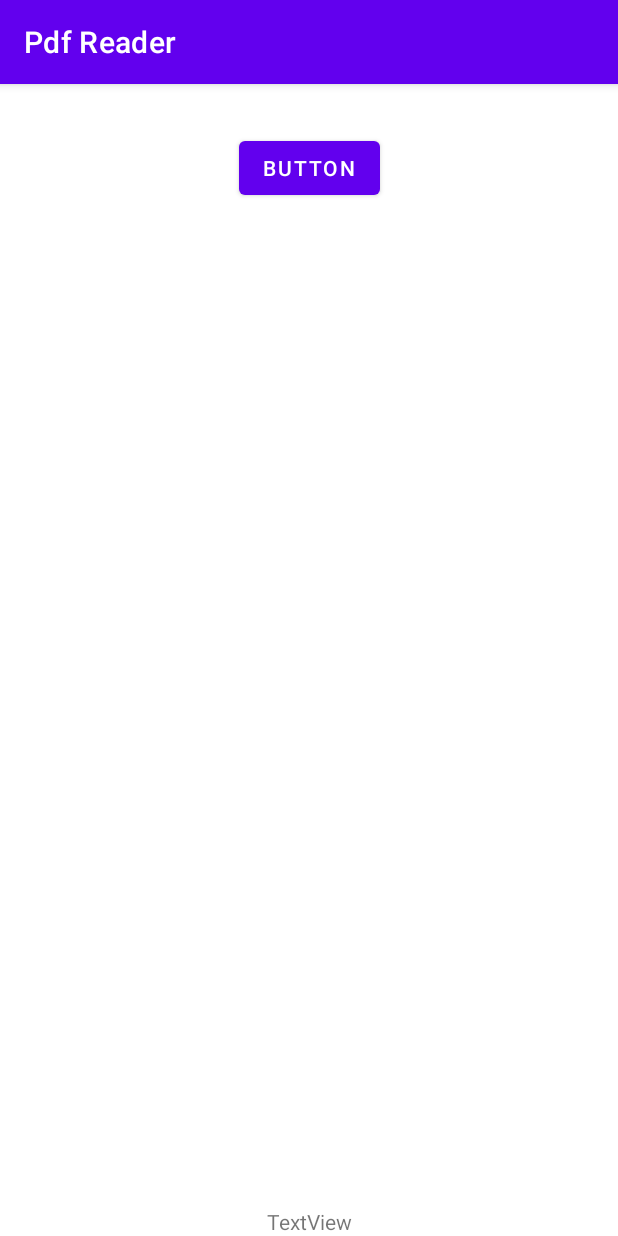
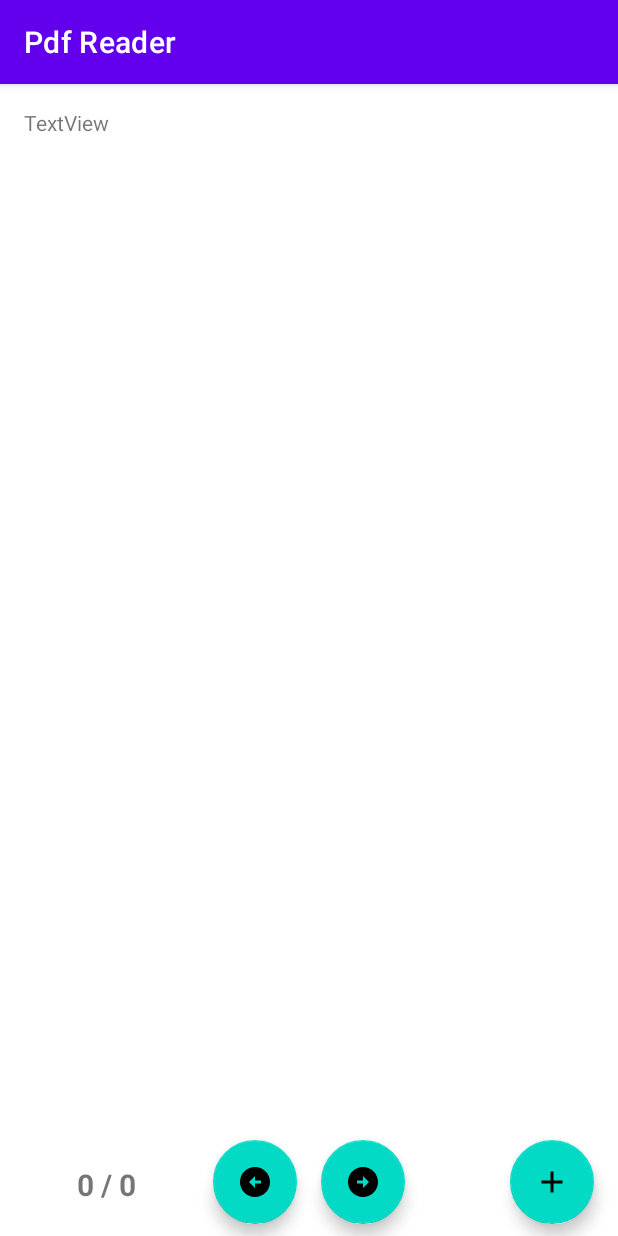
Before and after one commit to ihrishix/Pdf-Reader, an Android app: the screen it shows after launch (MainActivity), on a phone screen of 412 x 824 dp. Run offline under Robolectric (Android 15) with nearby library versions, the phone set to English and light mode, and no system bars; libraries missing offline, so code that uses them is left out: com.itextpdf.text; 3 statements that could not run were skipped.

Commit message:
UI Changes done.

```diff
--- a/app/build.gradle
+++ b/app/build.gradle
@@ -53,4 +53,6 @@ dependencies {
     implementation 'com.github.barteksc:android-pdf-viewer:2.8.2'
 
     implementation 'com.tom-roush:pdfbox-android:2.0.12.0'
+
+    implementation 'me.angrybyte.picker:picker:1.3.1'
 }
--- a/app/src/main/AndroidManifest.xml
+++ b/app/src/main/AndroidManifest.xml
@@ -21,4 +21,10 @@
         </activity>
     </application>
 
+    <queries>
+        <intent>
+            <action android:name="android.intent.action.TTS_SERVICE" />
+        </intent>
+    </queries>
+
 </manifest>
--- /dev/null
+++ b/app/src/main/res/drawable/ic_baseline_add_24.xml
@@ -0,0 +1,10 @@
+<vector xmlns:android="http://schemas.android.com/apk/res/android"
+    android:width="24dp"
+    android:height="24dp"
+    android:viewportWidth="24"
+    android:viewportHeight="24"
+    android:tint="?attr/colorControlNormal">
+  <path
+      android:fillColor="@android:color/white"
+      android:pathData="M19,13h-6v6h-2v-6H5v-2h6V5h2v6h6v2z"/>
+</vector>
--- /dev/null
+++ b/app/src/main/res/drawable/ic_baseline_arrow_circle_left_24.xml
@@ -0,0 +1,10 @@
+<vector xmlns:android="http://schemas.android.com/apk/res/android"
+    android:width="24dp"
+    android:height="24dp"
+    android:viewportWidth="24"
+    android:viewportHeight="24"
+    android:tint="?attr/colorControlNormal">
+  <path
+      android:fillColor="@android:color/white"
+      android:pathData="M2,12c0,5.52 4.48,10 10,10s10,-4.48 10,-10c0,-5.52 -4.48,-10 -10,-10C6.48,2 2,6.48 2,12zM12,11l4,0v2l-4,0l0,3l-4,-4l4,-4L12,11z"/>
+</vector>
--- /dev/null
+++ b/app/src/main/res/drawable/ic_baseline_arrow_circle_right_24.xml
@@ -0,0 +1,10 @@
+<vector xmlns:android="http://schemas.android.com/apk/res/android"
+    android:width="24dp"
+    android:height="24dp"
+    android:viewportWidth="24"
+    android:viewportHeight="24"
+    android:tint="?attr/colorControlNormal">
+  <path
+      android:fillColor="@android:color/white"
+      android:pathData="M22,12c0,-5.52 -4.48,-10 -10,-10S2,6.48 2,12c0,5.52 4.48,10 10,10S22,17.52 22,12zM12,13l-4,0v-2l4,0V8l4,4l-4,4V13z"/>
+</vector>
--- a/app/src/main/res/layout/activity_main.xml
+++ b/app/src/main/res/layout/activity_main.xml
@@ -6,25 +6,74 @@
     android:layout_height="match_parent"
     tools:context=".MainActivity">
 
-    <Button
-        android:id="@+id/btn_selectFile"
+    <ScrollView
+        android:layout_width="match_parent"
+        android:layout_height="0dp"
+        android:layout_marginStart="16dp"
+        android:layout_marginTop="16dp"
+        android:layout_marginEnd="16dp"
+        android:layout_marginBottom="16dp"
+        app:layout_constraintBottom_toTopOf="@+id/fab_PreviousPage"
+        app:layout_constraintEnd_toEndOf="parent"
+        app:layout_constraintStart_toStartOf="parent"
+        app:layout_constraintTop_toTopOf="parent">
+
+        <TextView
+            android:id="@+id/tv_pageContent"
+            android:layout_width="match_parent"
+            android:layout_height="wrap_content"
+            android:text="TextView" />
+    </ScrollView>
+
+    <com.google.android.material.floatingactionbutton.FloatingActionButton
+        android:id="@+id/fab_PreviousPage"
         android:layout_width="wrap_content"
         android:layout_height="wrap_content"
-        android:layout_marginTop="32dp"
-        android:text="Button"
+        android:layout_marginEnd="8dp"
+        android:layout_marginBottom="8dp"
+        android:clickable="true"
+        app:layout_constraintBottom_toBottomOf="parent"
+        app:layout_constraintEnd_toStartOf="@+id/fab_nextPage"
+        app:layout_constraintHorizontal_bias="0.5"
+        app:layout_constraintHorizontal_chainStyle="packed"
+        app:layout_constraintStart_toStartOf="parent"
+        app:srcCompat="@drawable/ic_baseline_arrow_circle_left_24" />
+
+    <com.google.android.material.floatingactionbutton.FloatingActionButton
+        android:id="@+id/fab_nextPage"
+        android:layout_width="wrap_content"
+        android:layout_height="wrap_content"
+        android:layout_marginStart="8dp"
+        android:clickable="true"
         app:layout_constraintEnd_toEndOf="parent"
         app:layout_constraintHorizontal_bias="0.5"
-        app:layout_constraintStart_toStartOf="parent"
-        app:layout_constraintTop_toTopOf="parent" />
+        app:layout_constraintStart_toEndOf="@+id/fab_PreviousPage"
+        app:layout_constraintTop_toTopOf="@+id/fab_PreviousPage"
+        app:srcCompat="@drawable/ic_baseline_arrow_circle_right_24" />
+
+    <com.google.android.material.floatingactionbutton.FloatingActionButton
+        android:id="@+id/fab_selectFile"
+        android:layout_width="wrap_content"
+        android:layout_height="wrap_content"
+        android:layout_marginEnd="16dp"
+        android:clickable="true"
+        app:layout_constraintEnd_toEndOf="parent"
+        app:layout_constraintTop_toTopOf="@+id/fab_PreviousPage"
+        app:srcCompat="@drawable/ic_baseline_add_24" />
 
     <TextView
-        android:id="@+id/textView"
+        android:id="@+id/tv_pageNo"
         android:layout_width="wrap_content"
         android:layout_height="wrap_content"
-        android:text="TextView"
-        app:layout_constraintBottom_toBottomOf="parent"
-        app:layout_constraintEnd_toEndOf="parent"
-        app:layout_constraintHorizontal_bias="0.5"
+        android:layout_marginStart="16dp"
+        android:layout_marginTop="16dp"
+        android:layout_marginEnd="16dp"
+        android:text="0 / 0"
+        android:textSize="20sp"
+        android:textStyle="bold"
+        app:layout_constraintEnd_toStartOf="@+id/fab_PreviousPage"
         app:layout_constraintStart_toStartOf="parent"
-        app:layout_constraintTop_toBottomOf="@+id/button" />
+        app:layout_constraintTop_toTopOf="@+id/fab_PreviousPage" />
+
+
 </androidx.constraintlayout.widget.ConstraintLayout>
```
Also changed, not shown: app/src/main/java/com/hrishi/pdfreader/MainActivity.kt (+32 -38 lines).
